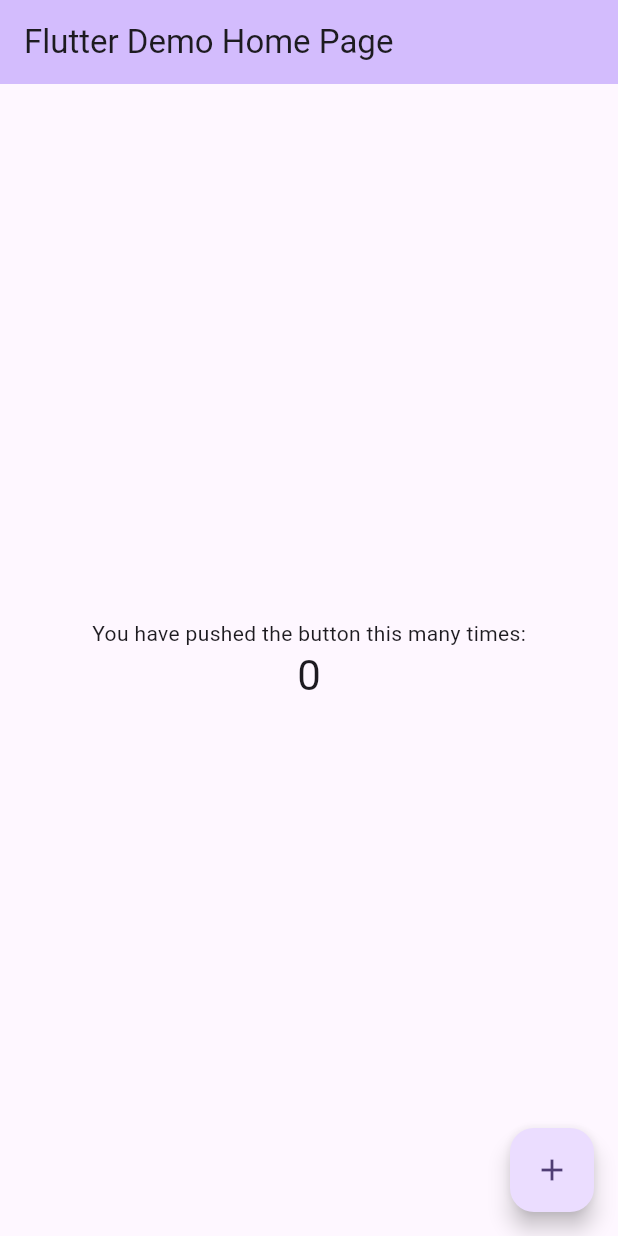
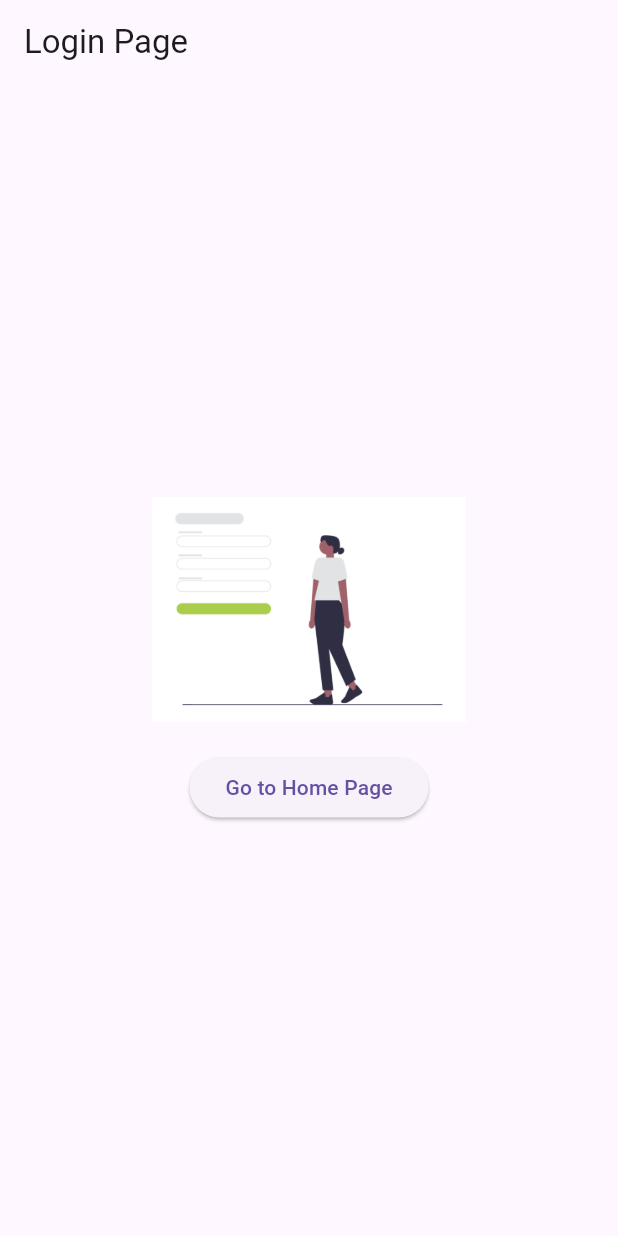
Before and after one commit to parshav42/day-one-flutter, a Flutter app: the screen it shows after launch, on a phone screen of 412 x 824 dp. Run offline on Flutter 3.47's test engine with Material 3 defaults, Android fonts, the phone set to English and light mode, and no system bars.

Commit message:
first_day

```diff
--- /dev/null
+++ b/firstapp/lib/login.dart
@@ -0,0 +1,31 @@
+import 'package:flutter/material.dart';
+
+class LoginPage extends StatelessWidget {
+  @override
+  Widget build(BuildContext context) {
+    return Scaffold(
+      appBar: AppBar(
+        title: Text('Login Page'),
+      ),
+      body: Center(
+        child:
+        Column(
+          mainAxisAlignment: MainAxisAlignment.center,
+          children: <Widget>[
+            Image.asset(
+              'assets/images/login.png', // Ensure you have an image in your assets folder
+              height: 150,
+            ),
+            SizedBox(height: 20),
+            ElevatedButton(
+              onPressed: () {
+                Navigator.pushNamed(context, '/home');
+              },
+              child: Text('Go to Home Page'),
+            ),
+          ],
+        ),
+      ),
+    );
+  }
+}
--- a/firstapp/lib/main.dart
+++ b/firstapp/lib/main.dart
@@ -1,122 +1,31 @@
+
 import 'package:flutter/material.dart';
+import 'home.dart';
+import 'login.dart'; // Ensure this import points to the file where LoginPage is defined
+ // Ensure this import points to the file where LoginPage is defined
 
 void main() {
-  runApp(const MyApp());
+  runApp(MyApp());
 }
 
 class MyApp extends StatelessWidget {
-  const MyApp({super.key});
-
-  // This widget is the root of your application.
   @override
   Widget build(BuildContext context) {
     return MaterialApp(
-      title: 'Flutter Demo',
+      themeMode: ThemeMode.light,
       theme: ThemeData(
-        // This is the theme of your application.
-        //
-        // TRY THIS: Try running your application with "flutter run". You'll see
-        // the application has a purple toolbar. Then, without quitting the app,
-        // try changing the seedColor in the colorScheme below to Colors.green
-        // and then invoke "hot reload" (save your changes or press the "hot
-        // reload" button in a Flutter-supported IDE, or press "r" if you used
-        // the command line to start the app).
-        //
-        // Notice that the counter didn't reset back to zero; the application
-        // state is not lost during the reload. To reset the state, use hot
-        // restart instead.
-        //
-        // This works for code too, not just values: Most code changes can be
-        // tested with just a hot reload.
-        colorScheme: ColorScheme.fromSeed(seedColor: Colors.deepPurple),
+        primarySwatch: Colors.deepPurple,
       ),
-      home: const MyHomePage(title: 'Flutter Demo Home Page'),
+      darkTheme: ThemeData(
+        brightness: Brightness.dark,
+        primarySwatch: Colors.deepPurple,
+      ),
+      routes: {
+        '/': (context) => LoginPage(),
+
+        '/home': (context) => HomePage(), // Placeholder for home page
+
+      },
     );
   }
 }
-
-class MyHomePage extends StatefulWidget {
-  const MyHomePage({super.key, required this.title});
-
-  // This widget is the home page of your application. It is stateful, meaning
-  // that it has a State object (defined below) that contains fields that affect
-  // how it looks.
-
-  // This class is the configuration for the state. It holds the values (in this
-  // case the title) provided by the parent (in this case the App widget) and
-  // used by the build method of the State. Fields in a Widget subclass are
-  // always marked "final".
-
-  final String title;
-
-  @override
-  State<MyHomePage> createState() => _MyHomePageState();
-}
-
-class _MyHomePageState extends State<MyHomePage> {
-  int _counter = 0;
-
-  void _incrementCounter() {
-    setState(() {
-      // This call to setState tells the Flutter framework that something has
-      // changed in this State, which causes it to rerun the build method below
-      // so that the display can reflect the updated values. If we changed
-      // _counter without calling setState(), then the build method would not be
-      // called again, and so nothing would appear to happen.
-      _counter++;
-    });
-  }
-
-  @override
-  Widget build(BuildContext context) {
-    // This method is rerun every time setState is called, for instance as done
-    // by the _incrementCounter method above.
-    //
-    // The Flutter framework has been optimized to make rerunning build methods
-    // fast, so that you can just rebuild anything that needs updating rather
-    // than having to individually change instances of widgets.
-    return Scaffold(
-      appBar: AppBar(
-        // TRY THIS: Try changing the color here to a specific color (to
-        // Colors.amber, perhaps?) and trigger a hot reload to see the AppBar
-        // change color while the other colors stay the same.
-        backgroundColor: Theme.of(context).colorScheme.inversePrimary,
-        // Here we take the value from the MyHomePage object that was created by
-        // the App.build method, and use it to set our appbar title.
-        title: Text(widget.title),
-      ),
-      body: Center(
-        // Center is a layout widget. It takes a single child and positions it
-        // in the middle of the parent.
-        child: Column(
-          // Column is also a layout widget. It takes a list of children and
-          // arranges them vertically. By default, it sizes itself to fit its
-          // children horizontally, and tries to be as tall as its parent.
-          //
-          // Column has various properties to control how it sizes itself and
-          // how it positions its children. Here we use mainAxisAlignment to
-          // center the children vertically; the main axis here is the vertical
-          // axis because Columns are vertical (the cross axis would be
-          // horizontal).
-          //
-          // TRY THIS: Invoke "debug painting" (choose the "Toggle Debug Paint"
-          // action in the IDE, or press "p" in the console), to see the
-          // wireframe for each widget.
-          mainAxisAlignment: MainAxisAlignment.center,
-          children: <Widget>[
-            const Text('You have pushed the button this many times:'),
-            Text(
-              '$_counter',
-              style: Theme.of(context).textTheme.headlineMedium,
-            ),
-          ],
-        ),
-      ),
-      floatingActionButton: FloatingActionButton(
-        onPressed: _incrementCounter,
-        tooltip: 'Increment',
-        child: const Icon(Icons.add),
-      ), // This trailing comma makes auto-formatting nicer for build methods.
-    );
-  }
-}
--- a/firstapp/pubspec.yaml
+++ b/firstapp/pubspec.yaml
@@ -58,8 +58,8 @@ flutter:
   uses-material-design: true
 
   # To add assets to your application, add an assets section, like this:
-  # assets:
-  #   - images/a_dot_burr.jpeg
+  assets:
+   - assets/images/
   #   - images/a_dot_ham.jpeg
 
   # An image asset can refer to one or more resolution-specific "variants", see
```
Also changed, not shown: firstapp/lib/home.dart (added, +38 -0 lines), firstapp/assets/images/login.png (added), 1 other file.
